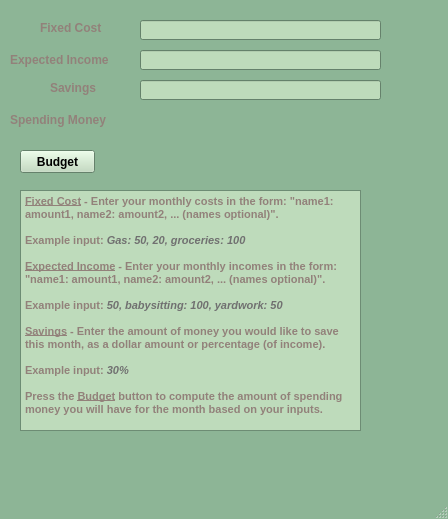
This is widgets/Budgeter/budgeter.ui in miranda0129/Stick2It as Qt 5 draws it before an edit. The edited form follows.
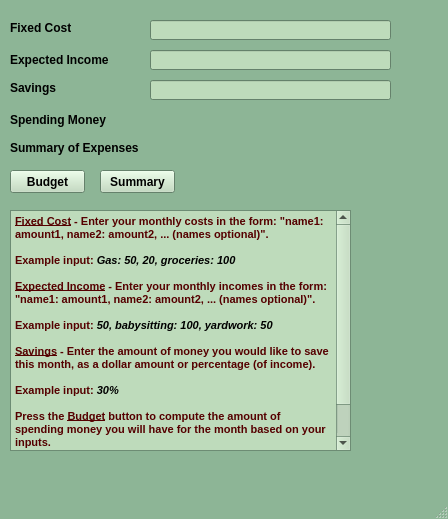
This is the edited form.

Commit message: Updated Budgeter with more functionality, changed the ui file, and started a budgeter test file

Patch:
```diff
--- a/widgets/Budgeter/budgeter.ui
+++ b/widgets/Budgeter/budgeter.ui
@@ -16,9 +16,9 @@
      <colorrole role="WindowText">
       <brush brushstyle="SolidPattern">
        <color alpha="255">
-        <red>146</red>
-        <green>129</green>
-        <blue>122</blue>
+        <red>0</red>
+        <green>0</green>
+        <blue>0</blue>
        </color>
       </brush>
      </colorrole>
@@ -135,9 +135,9 @@
      <colorrole role="WindowText">
       <brush brushstyle="SolidPattern">
        <color alpha="255">
-        <red>146</red>
-        <green>129</green>
-        <blue>122</blue>
+        <red>0</red>
+        <green>0</green>
+        <blue>0</blue>
        </color>
       </brush>
      </colorrole>
@@ -381,7 +381,7 @@
    <widget class="QLineEdit" name="fixedCost">
     <property name="geometry">
      <rect>
-      <x>140</x>
+      <x>150</x>
       <y>20</y>
       <width>241</width>
       <height>20</height>
@@ -397,9 +397,9 @@
    <widget class="QLabel" name="label">
     <property name="geometry">
      <rect>
-      <x>40</x>
+      <x>10</x>
       <y>20</y>
-      <width>81</width>
+      <width>61</width>
       <height>16</height>
      </rect>
     </property>
@@ -418,7 +418,7 @@
      <rect>
       <x>10</x>
       <y>110</y>
-      <width>111</width>
+      <width>101</width>
       <height>20</height>
      </rect>
     </property>
@@ -435,7 +435,7 @@
    <widget class="QLineEdit" name="expectedIncome">
     <property name="geometry">
      <rect>
-      <x>140</x>
+      <x>150</x>
       <y>50</y>
       <width>241</width>
       <height>20</height>
@@ -453,7 +453,7 @@
      <rect>
       <x>10</x>
       <y>50</y>
-      <width>111</width>
+      <width>101</width>
       <height>20</height>
      </rect>
     </property>
@@ -470,7 +470,7 @@
    <widget class="QLineEdit" name="savings">
     <property name="geometry">
      <rect>
-      <x>140</x>
+      <x>150</x>
       <y>80</y>
       <width>241</width>
       <height>20</height>
@@ -486,7 +486,7 @@
    <widget class="QLabel" name="label_4">
     <property name="geometry">
      <rect>
-      <x>50</x>
+      <x>10</x>
       <y>80</y>
       <width>61</width>
       <height>16</height>
@@ -505,8 +505,8 @@
    <widget class="QPushButton" name="budgetButton">
     <property name="geometry">
      <rect>
-      <x>20</x>
-      <y>150</y>
+      <x>10</x>
+      <y>170</y>
       <width>75</width>
       <height>23</height>
      </rect>
@@ -524,7 +524,7 @@
    <widget class="QLabel" name="result">
     <property name="geometry">
      <rect>
-      <x>140</x>
+      <x>150</x>
       <y>110</y>
       <width>241</width>
       <height>16</height>
@@ -546,8 +546,8 @@
    <widget class="QTextBrowser" name="textBrowser">
     <property name="geometry">
      <rect>
-      <x>20</x>
-      <y>190</y>
+      <x>10</x>
+      <y>210</y>
       <width>341</width>
       <height>241</height>
      </rect>
@@ -557,13 +557,72 @@
 &lt;html&gt;&lt;head&gt;&lt;meta name=&quot;qrichtext&quot; content=&quot;1&quot; /&gt;&lt;style type=&quot;text/css&quot;&gt;
 p, li { white-space: pre-wrap; }
 &lt;/style&gt;&lt;/head&gt;&lt;body style=&quot; font-family:'MS Shell Dlg 2'; font-size:8.25pt; font-weight:400; font-style:normal;&quot;&gt;
-&lt;p style=&quot; margin-top:0px; margin-bottom:0px; margin-left:0px; margin-right:0px; -qt-block-indent:0; text-indent:0px;&quot;&gt;&lt;span style=&quot; font-weight:600; text-decoration: underline; color:#92817a;&quot;&gt;Fixed Cost&lt;/span&gt;&lt;span style=&quot; font-weight:600; color:#92817a;&quot;&gt; - Enter your monthly costs in the form: &amp;quot;name1: amount1, name2: amount2, ... (names optional)&amp;quot;. &lt;br /&gt;&lt;br /&gt;Example input: &lt;/span&gt;&lt;span style=&quot; font-weight:600; font-style:italic; color:#707070;&quot;&gt;Gas: 50, 20, groceries: 100 &lt;/span&gt;&lt;span style=&quot; font-weight:600; color:#92817a;&quot;&gt;&lt;br /&gt;&lt;br /&gt;&lt;/span&gt;&lt;span style=&quot; font-weight:600; text-decoration: underline; color:#92817a;&quot;&gt;Expected Income&lt;/span&gt;&lt;span style=&quot; font-weight:600; color:#92817a;&quot;&gt; - Enter your monthly incomes in the form: &amp;quot;name1: amount1, name2: amount2, ... (names optional)&amp;quot;. &lt;br /&gt;&lt;br /&gt;Example input: &lt;/span&gt;&lt;span style=&quot; font-weight:600; font-style:italic; color:#707070;&quot;&gt;50, babysitting: 100, yardwork: 50&lt;/span&gt;&lt;/p&gt;
+&lt;p style=&quot; margin-top:0px; margin-bottom:0px; margin-left:0px; margin-right:0px; -qt-block-indent:0; text-indent:0px;&quot;&gt;&lt;span style=&quot; font-weight:600; text-decoration: underline; color:#550000;&quot;&gt;Fixed Cost&lt;/span&gt;&lt;span style=&quot; font-weight:600; color:#550000;&quot;&gt; - Enter your monthly costs in the form: &amp;quot;name1: amount1, name2: amount2, ... (names optional)&amp;quot;. &lt;br /&gt;&lt;br /&gt;Example input:&lt;/span&gt;&lt;span style=&quot; font-weight:600; color:#92817a;&quot;&gt; &lt;/span&gt;&lt;span style=&quot; font-weight:600; font-style:italic; color:#000000;&quot;&gt;Gas: 50, 20, groceries: 100 &lt;/span&gt;&lt;span style=&quot; font-weight:600; color:#92817a;&quot;&gt;&lt;br /&gt;&lt;br /&gt;&lt;/span&gt;&lt;span style=&quot; font-weight:600; text-decoration: underline; color:#550000;&quot;&gt;Expected Income&lt;/span&gt;&lt;span style=&quot; font-weight:600; color:#550000;&quot;&gt; - Enter your monthly incomes in the form: &amp;quot;name1: amount1, name2: amount2, ... (names optional)&amp;quot;. &lt;br /&gt;&lt;br /&gt;Example input:&lt;/span&gt;&lt;span style=&quot; font-weight:600; color:#92817a;&quot;&gt; &lt;/span&gt;&lt;span style=&quot; font-weight:600; font-style:italic; color:#000000;&quot;&gt;50, babysitting: 100, yardwork: 50&lt;/span&gt;&lt;/p&gt;
 &lt;p style=&quot;-qt-paragraph-type:empty; margin-top:0px; margin-bottom:0px; margin-left:0px; margin-right:0px; -qt-block-indent:0; text-indent:0px; font-weight:600; color:#92817a;&quot;&gt;&lt;br /&gt;&lt;/p&gt;
-&lt;p style=&quot; margin-top:0px; margin-bottom:0px; margin-left:0px; margin-right:0px; -qt-block-indent:0; text-indent:0px;&quot;&gt;&lt;span style=&quot; font-weight:600; text-decoration: underline; color:#92817a;&quot;&gt;Savings&lt;/span&gt;&lt;span style=&quot; font-weight:600; color:#92817a;&quot;&gt; - Enter the amount of money you would like to save this month, as a dollar amount or percentage (of income).&lt;/span&gt;&lt;/p&gt;
-&lt;p style=&quot;-qt-paragraph-type:empty; margin-top:0px; margin-bottom:0px; margin-left:0px; margin-right:0px; -qt-block-indent:0; text-indent:0px; font-weight:600; color:#92817a;&quot;&gt;&lt;br /&gt;&lt;/p&gt;
-&lt;p style=&quot; margin-top:0px; margin-bottom:0px; margin-left:0px; margin-right:0px; -qt-block-indent:0; text-indent:0px;&quot;&gt;&lt;span style=&quot; font-weight:600; color:#92817a;&quot;&gt;Example input: &lt;/span&gt;&lt;span style=&quot; font-weight:600; font-style:italic; color:#707070;&quot;&gt;30%&lt;/span&gt;&lt;/p&gt;
+&lt;p style=&quot; margin-top:0px; margin-bottom:0px; margin-left:0px; margin-right:0px; -qt-block-indent:0; text-indent:0px;&quot;&gt;&lt;span style=&quot; font-weight:600; text-decoration: underline; color:#550000;&quot;&gt;Savings&lt;/span&gt;&lt;span style=&quot; font-weight:600; color:#550000;&quot;&gt; - Enter the amount of money you would like to save this month, as a dollar amount or percentage (of income).&lt;/span&gt;&lt;/p&gt;
+&lt;p style=&quot;-qt-paragraph-type:empty; margin-top:0px; margin-bottom:0px; margin-left:0px; margin-right:0px; -qt-block-indent:0; text-indent:0px; font-weight:600; color:#550000;&quot;&gt;&lt;br /&gt;&lt;/p&gt;
+&lt;p style=&quot; margin-top:0px; margin-bottom:0px; margin-left:0px; margin-right:0px; -qt-block-indent:0; text-indent:0px;&quot;&gt;&lt;span style=&quot; font-weight:600; color:#550000;&quot;&gt;Example input:&lt;/span&gt;&lt;span style=&quot; font-weight:600; color:#92817a;&quot;&gt; &lt;/span&gt;&lt;span style=&quot; font-weight:600; font-style:italic; color:#000000;&quot;&gt;30%&lt;/span&gt;&lt;/p&gt;
 &lt;p style=&quot;-qt-paragraph-type:empty; margin-top:0px; margin-bottom:0px; margin-left:0px; margin-right:0px; -qt-block-indent:0; text-indent:0px; font-weight:600; font-style:italic; color:#707070;&quot;&gt;&lt;br /&gt;&lt;/p&gt;
-&lt;p style=&quot; margin-top:0px; margin-bottom:0px; margin-left:0px; margin-right:0px; -qt-block-indent:0; text-indent:0px;&quot;&gt;&lt;span style=&quot; font-weight:600; color:#92817a;&quot;&gt;Press the &lt;/span&gt;&lt;span style=&quot; font-weight:600; text-decoration: underline; color:#92817a;&quot;&gt;Budget&lt;/span&gt;&lt;span style=&quot; font-weight:600; color:#92817a;&quot;&gt; button to compute the amount of spending money you will have for the month based on your inputs.&lt;/span&gt;&lt;/p&gt;&lt;/body&gt;&lt;/html&gt;</string>
+&lt;p style=&quot; margin-top:0px; margin-bottom:0px; margin-left:0px; margin-right:0px; -qt-block-indent:0; text-indent:0px;&quot;&gt;&lt;span style=&quot; font-weight:600; color:#550000;&quot;&gt;Press the &lt;/span&gt;&lt;span style=&quot; font-weight:600; text-decoration: underline; color:#550000;&quot;&gt;Budget&lt;/span&gt;&lt;span style=&quot; font-weight:600; color:#550000;&quot;&gt; button to compute the amount of spending money you will have for the month based on your inputs.&lt;/span&gt;&lt;/p&gt;
+&lt;p style=&quot;-qt-paragraph-type:empty; margin-top:0px; margin-bottom:0px; margin-left:0px; margin-right:0px; -qt-block-indent:0; text-indent:0px; font-weight:600; color:#550000;&quot;&gt;&lt;br /&gt;&lt;/p&gt;
+&lt;p style=&quot; margin-top:0px; margin-bottom:0px; margin-left:0px; margin-right:0px; -qt-block-indent:0; text-indent:0px;&quot;&gt;&lt;span style=&quot; font-weight:600; color:#550000;&quot;&gt;Press the &lt;/span&gt;&lt;span style=&quot; font-weight:600; text-decoration: underline; color:#550000;&quot;&gt;Summary&lt;/span&gt;&lt;span style=&quot; font-weight:600; color:#550000;&quot;&gt; button to compute the summary of your costs and expected income.&lt;/span&gt;&lt;/p&gt;&lt;/body&gt;&lt;/html&gt;</string>
+    </property>
+   </widget>
+   <widget class="QPushButton" name="summaryButton">
+    <property name="geometry">
+     <rect>
+      <x>100</x>
+      <y>170</y>
+      <width>75</width>
+      <height>23</height>
+     </rect>
+    </property>
+    <property name="font">
+     <font>
+      <weight>75</weight>
+      <bold>true</bold>
+     </font>
+    </property>
+    <property name="text">
+     <string>Summary</string>
+    </property>
+   </widget>
+   <widget class="QLabel" name="label_5">
+    <property name="geometry">
+     <rect>
+      <x>10</x>
+      <y>140</y>
+      <width>131</width>
+      <height>16</height>
+     </rect>
+    </property>
+    <property name="font">
+     <font>
+      <weight>75</weight>
+      <bold>true</bold>
+     </font>
+    </property>
+    <property name="text">
+     <string>Summary of Expenses</string>
+    </property>
+   </widget>
+   <widget class="QLabel" name="summary">
+    <property name="geometry">
+     <rect>
+      <x>150</x>
+      <y>140</y>
+      <width>241</width>
+      <height>20</height>
+     </rect>
+    </property>
+    <property name="font">
+     <font>
+      <weight>75</weight>
+      <bold>true</bold>
+     </font>
+    </property>
+    <property name="text">
+     <string/>
     </property>
    </widget>
   </widget>
```
The commit also changes 3 other files.
